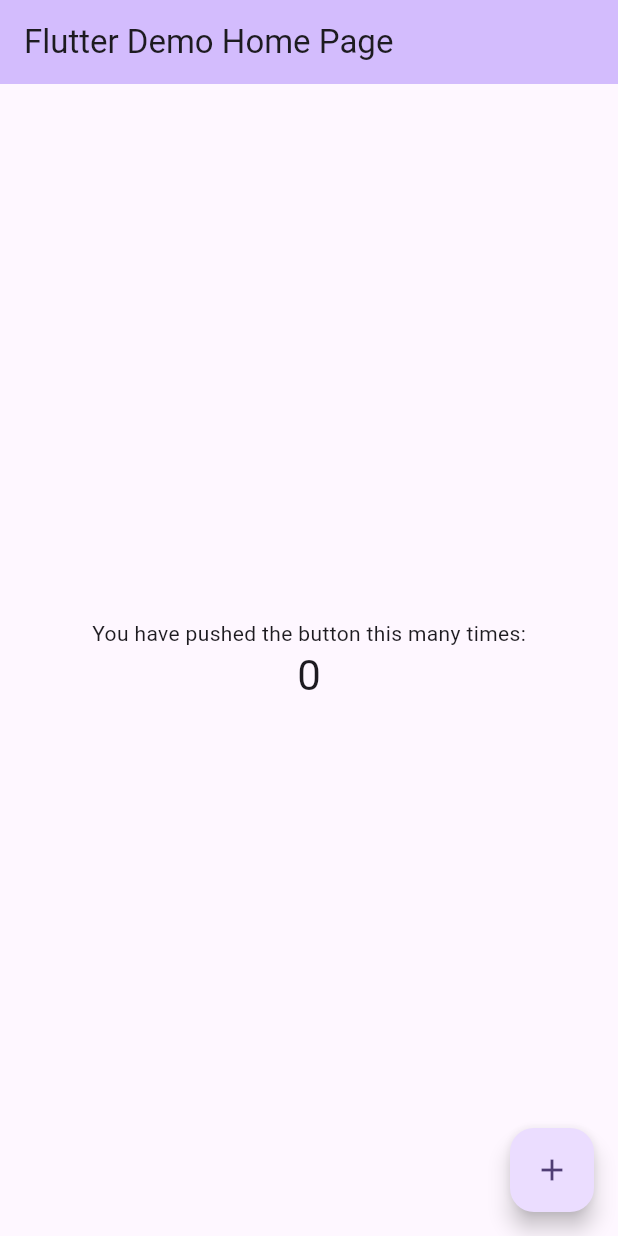
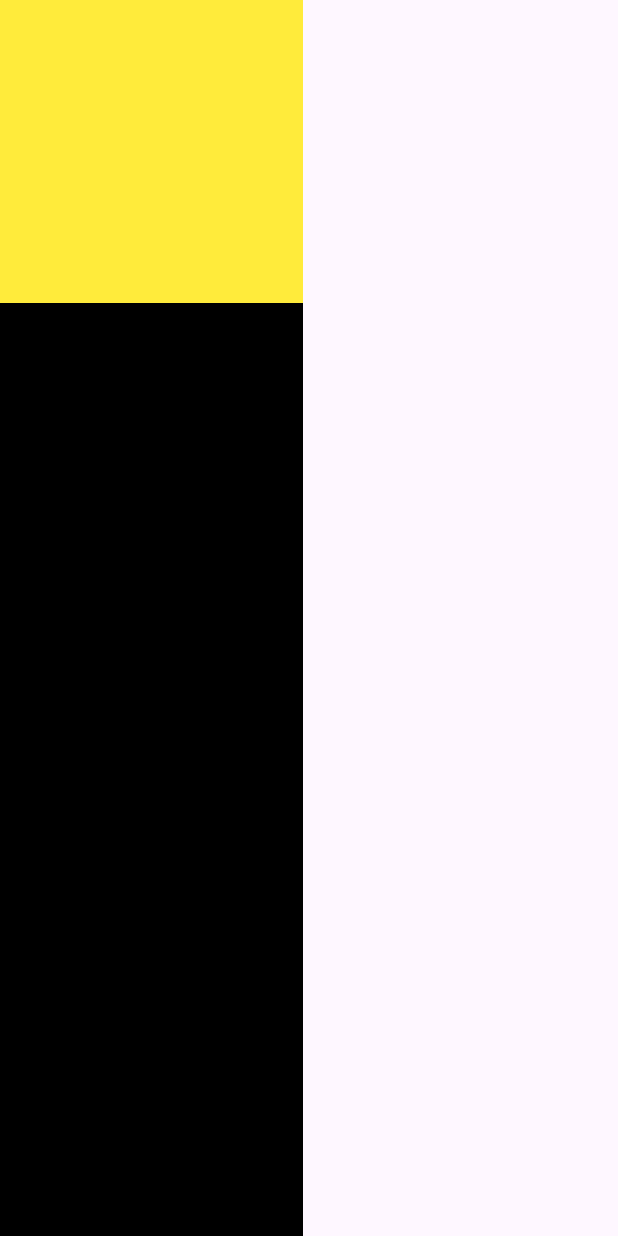
Before and after one commit to EldhoSaji55/listviewsample, a Flutter app: the screen it shows after launch, on a phone screen of 412 x 824 dp. Run offline on Flutter 3.47's test engine with Material 3 defaults, Android fonts, the phone set to English and light mode, and no system bars.

Commit message:
Body_container_Creation

```diff
--- a/lib/main.dart
+++ b/lib/main.dart
@@ -1,125 +1,39 @@
 import 'package:flutter/material.dart';
 
-void main() {
-  runApp(const MyApp());
+void main(List<String> args) {
+  runApp(MyApp());
 }
 
 class MyApp extends StatelessWidget {
   const MyApp({super.key});
 
-  // This widget is the root of your application.
   @override
   Widget build(BuildContext context) {
-    return MaterialApp(
-      title: 'Flutter Demo',
-      theme: ThemeData(
-        // This is the theme of your application.
-        //
-        // TRY THIS: Try running your application with "flutter run". You'll see
-        // the application has a purple toolbar. Then, without quitting the app,
-        // try changing the seedColor in the colorScheme below to Colors.green
-        // and then invoke "hot reload" (save your changes or press the "hot
-        // reload" button in a Flutter-supported IDE, or press "r" if you used
-        // the command line to start the app).
-        //
-        // Notice that the counter didn't reset back to zero; the application
-        // state is not lost during the reload. To reset the state, use hot
-        // restart instead.
-        //
-        // This works for code too, not just values: Most code changes can be
-        // tested with just a hot reload.
-        colorScheme: ColorScheme.fromSeed(seedColor: Colors.deepPurple),
-        useMaterial3: true,
-      ),
-      home: const MyHomePage(title: 'Flutter Demo Home Page'),
+    return const MaterialApp(
+      home: Home(),
+      debugShowCheckedModeBanner: false,
     );
   }
 }
 
-class MyHomePage extends StatefulWidget {
-  const MyHomePage({super.key, required this.title});
-
-  // This widget is the home page of your application. It is stateful, meaning
-  // that it has a State object (defined below) that contains fields that affect
-  // how it looks.
-
-  // This class is the configuration for the state. It holds the values (in this
-  // case the title) provided by the parent (in this case the App widget) and
-  // used by the build method of the State. Fields in a Widget subclass are
-  // always marked "final".
-
-  final String title;
-
-  @override
-  State<MyHomePage> createState() => _MyHomePageState();
-}
-
-class _MyHomePageState extends State<MyHomePage> {
-  int _counter = 0;
-
-  void _incrementCounter() {
-    setState(() {
-      // This call to setState tells the Flutter framework that something has
-      // changed in this State, which causes it to rerun the build method below
-      // so that the display can reflect the updated values. If we changed
-      // _counter without calling setState(), then the build method would not be
-      // called again, and so nothing would appear to happen.
-      _counter++;
-    });
-  }
+class Home extends StatelessWidget {
+  const Home({super.key});
 
   @override
   Widget build(BuildContext context) {
-    // This method is rerun every time setState is called, for instance as done
-    // by the _incrementCounter method above.
-    //
-    // The Flutter framework has been optimized to make rerunning build methods
-    // fast, so that you can just rebuild anything that needs updating rather
-    // than having to individually change instances of widgets.
     return Scaffold(
-      appBar: AppBar(
-        // TRY THIS: Try changing the color here to a specific color (to
-        // Colors.amber, perhaps?) and trigger a hot reload to see the AppBar
-        // change color while the other colors stay the same.
-        backgroundColor: Theme.of(context).colorScheme.inversePrimary,
-        // Here we take the value from the MyHomePage object that was created by
-        // the App.build method, and use it to set our appbar title.
-        title: Text(widget.title),
-      ),
-      body: Center(
-        // Center is a layout widget. It takes a single child and positions it
-        // in the middle of the parent.
+      body: Container(
+        color: Colors.black,
         child: Column(
-          // Column is also a layout widget. It takes a list of children and
-          // arranges them vertically. By default, it sizes itself to fit its
-          // children horizontally, and tries to be as tall as its parent.
-          //
-          // Column has various properties to control how it sizes itself and
-          // how it positions its children. Here we use mainAxisAlignment to
-          // center the children vertically; the main axis here is the vertical
-          // axis because Columns are vertical (the cross axis would be
-          // horizontal).
-          //
-          // TRY THIS: Invoke "debug painting" (choose the "Toggle Debug Paint"
-          // action in the IDE, or press "p" in the console), to see the
-          // wireframe for each widget.
-          mainAxisAlignment: MainAxisAlignment.center,
-          children: <Widget>[
-            const Text(
-              'You have pushed the button this many times:',
-            ),
-            Text(
-              '$_counter',
-              style: Theme.of(context).textTheme.headlineMedium,
-            ),
+          children: [
+            Container(
+              height: 202,
+              width: 202,
+              color: Colors.yellow,
+            )
           ],
         ),
       ),
-      floatingActionButton: FloatingActionButton(
-        onPressed: _incrementCounter,
-        tooltip: 'Increment',
-        child: const Icon(Icons.add),
-      ), // This trailing comma makes auto-formatting nicer for build methods.
     );
   }
 }
```
